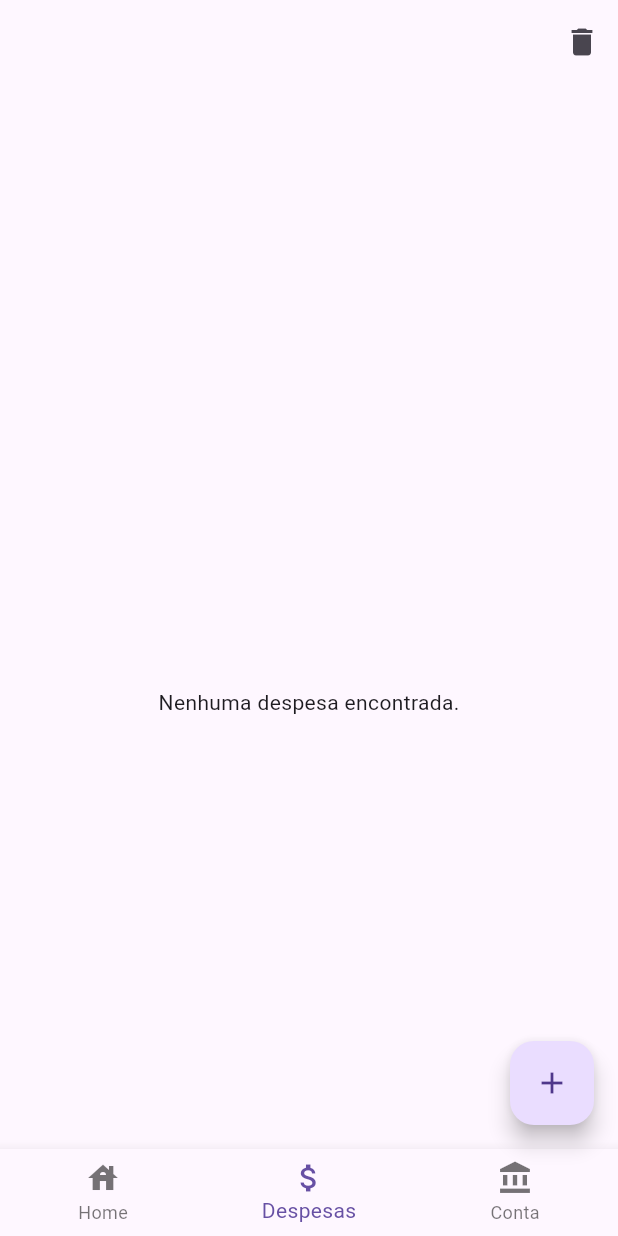
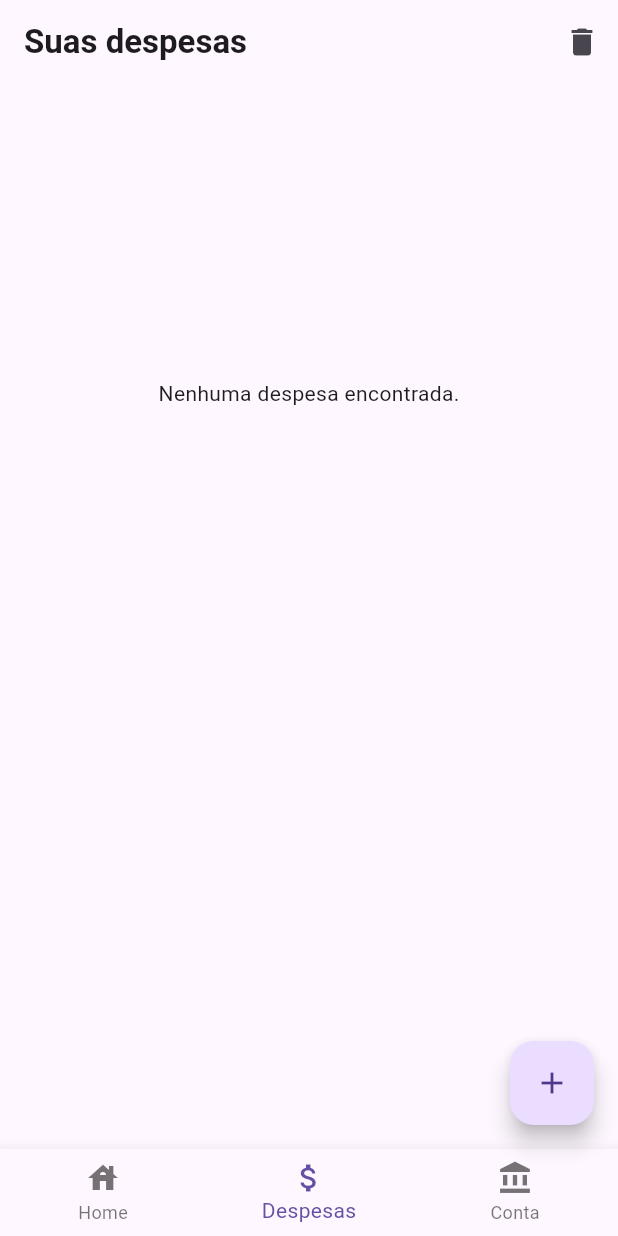
Before and after one commit to Arthutstuts96/MoneySave, a Flutter app: the screen it shows after launch, item 2 of the bottom bar chosen, after a tap on the "delete" icon, on a phone screen of 412 x 824 dp. Run offline on Flutter 3.47's test engine with Material 3 defaults, Android fonts, the phone set to English and light mode, and no system bars; our stand-ins replace shared_preferences.

Commit message:
Adicionando funcionalidades mais importantes e corrigindo erros

```diff
--- a/lib/screens/dashboard.dart
+++ b/lib/screens/dashboard.dart
@@ -16,23 +16,6 @@ class _DashboardState extends State<Dashboard> {
   final ExpenseController _expenseController = ExpenseController();
 
   int _index = 0;
-  List<Expense>? expenses;
-
-  @override
-  void initState() {
-    super.initState();
-    _getAllExpenses();
-  }
-
-  void _getAllExpenses() async {
-    // final SharedPreferences prefs = await SharedPreferences.getInstance();
-    // await prefs.clear();
-    List<Expense> allExpenses = await _expenseController.getAllExpenses();
-
-    setState(() {
-      expenses = allExpenses;
-    });
-  }
 
   final List<BottomNavigationBarItem> items = [
     BottomNavigationBarItem(icon: Icon(Icons.house), label: "Home"),
--- a/lib/screens/expenses_screen.dart
+++ b/lib/screens/expenses_screen.dart
@@ -1,6 +1,9 @@
+import 'dart:ui';
+
 import 'package:flutter/material.dart';
 import 'package:moneysave/controllers/expense_controller.dart';
 import 'package:moneysave/domain/models/expense.dart';
+import 'package:moneysave/screens/components/expense_card.dart';
 
 class ExpensesScreen extends StatefulWidget {
   const ExpensesScreen({super.key});
@@ -25,10 +28,43 @@ class _ExpensesScreenState extends State<ExpensesScreen> {
     });
   }
 
+  Future<void> _deleteExpense(String id) async {
+    await _expenseController.deleteExpense(id);
+    _getAllExpenses();
+  }
+
   @override
   Widget build(BuildContext context) {
+    final ColorScheme colorScheme = Theme.of(context).colorScheme;
+    final Color draggableItemColor = colorScheme.secondary;
+
+    Widget proxyDecorator(
+      Widget child,
+      int index,
+      Animation<double> animation,
+    ) {
+      return AnimatedBuilder(
+        animation: animation,
+        builder: (BuildContext context, Widget? child) {
+          final double animValue = Curves.easeInOut.transform(animation.value);
+          final double elevation = lerpDouble(0, 7, animValue)!;
+          return Material(
+            elevation: elevation,
+            color: draggableItemColor,
+            shadowColor: draggableItemColor,
+            child: child,
+          );
+        },
+        child: child,
+      );
+    }
+
     return Scaffold(
       appBar: AppBar(
+        title: Text(
+          "Suas despesas",
+          style: TextStyle(fontWeight: FontWeight.bold),
+        ),
         actions: [
           IconButton(
             onPressed: () async {
@@ -57,7 +93,7 @@ class _ExpensesScreenState extends State<ExpensesScreen> {
                     return SingleChildScrollView(
                       physics: const AlwaysScrollableScrollPhysics(),
                       child: SizedBox(
-                        height: MediaQuery.of(context).size.height,
+                        height: MediaQuery.of(context).size.height / 2,
                         child: const Center(
                           child: Text('Nenhuma despesa encontrada.'),
                         ),
@@ -65,23 +101,33 @@ class _ExpensesScreenState extends State<ExpensesScreen> {
                     );
                   }
 
-                  return ListView.builder(
+                  return ReorderableListView.builder(
+                    proxyDecorator: proxyDecorator,
+                    onReorder: (oldIndex, newIndex) {
+                      setState(() {
+                        if (oldIndex < newIndex) {
+                          newIndex -= 1;
+                        }
+                        final Expense item = allExpenses.removeAt(oldIndex);
+                        allExpenses.insert(newIndex, item);
+                      });
+                    },
                     itemCount: allExpenses.length,
                     physics: const BouncingScrollPhysics(
                       parent: AlwaysScrollableScrollPhysics(),
                     ),
                     itemBuilder: (context, index) {
-                      return Padding(
-                        padding: const EdgeInsets.symmetric(
-                          horizontal: 32,
-                          vertical: 16,
-                        ),
-                        child: Text(allExpenses[index].id),
+                      return ExpenseCard(
+                        key: Key(allExpenses[index].id),
+                        onDelete: _deleteExpense,
+                        expense: allExpenses[index],
                       );
                     },
                   );
                 }
-                return const Center(child: Text("Não tem bosta nenhuma"));
+                return const Center(
+                  child: Text("Não tem bosta nenhuma, provavelmente deu erro."),
+                );
             }
           },
         ),
--- a/lib/screens/home_screen.dart
+++ b/lib/screens/home_screen.dart
@@ -1,10 +1,85 @@
 import 'package:flutter/material.dart';
+import 'package:moneysave/controllers/expense_controller.dart';
+import 'package:moneysave/domain/models/expense.dart';
 
-class HomeScreen extends StatelessWidget {
+class HomeScreen extends StatefulWidget {
   const HomeScreen({super.key});
 
   @override
+  State<HomeScreen> createState() => _HomeScreenState();
+}
+
+class _HomeScreenState extends State<HomeScreen> {
+  final ExpenseController _expenseController = ExpenseController();
+  late Future<List<Expense>?> _expenses;
+
+  @override
+  void initState() {
+    super.initState();
+    _expenses = _expenseController.getAllExpenses();
+  }
+
+  Future<void> _getAllExpenses() async {
+    setState(() {
+      _expenses = _expenseController.getAllExpenses();
+      ;
+    });
+  }
+
+  @override
   Widget build(BuildContext context) {
-    return const Center(child: Text("Home"));
+    return Scaffold(
+      appBar: AppBar(
+        title: Text(
+          "Bem vindo de volta!",
+          style: TextStyle(fontWeight: FontWeight.bold),
+        ),
+        actions: [
+          IconButton(onPressed: _getAllExpenses, icon: Icon(Icons.refresh)),
+        ],
+      ),
+      body: Column(
+        spacing: 12,
+        children: [
+          FutureBuilder(
+            future: _expenses,
+            builder: (context, snapshot) {
+              switch (snapshot.connectionState) {
+                case ConnectionState.none:
+                case ConnectionState.waiting:
+                case ConnectionState.active:
+                  return const Center(child: CircularProgressIndicator());
+                case ConnectionState.done:
+                  if (snapshot.hasData) {
+                    final List<Expense> allExpenses = snapshot.data!;
+
+                    if (allExpenses.isEmpty) {
+                      return Text("R\$ 0,00");
+                    }
+
+                    return Center(
+                      child: Text(
+                        "R\$ ${allExpenses.fold(.0, (previousValue, element) {
+                          return previousValue + element.value;
+                        })}",
+                        style: TextStyle(
+                          fontSize: 28,
+                          fontWeight: FontWeight.bold,
+                        ),
+                      ),
+                    );
+                  }
+                  return const Center(
+                    child: Text(
+                      "Não tem bosta nenhuma, provavelmente deu erro.",
+                    ),
+                  );
+              }
+            },
+          ),
+          Text("Continua..."),
+        ],
+      ),
+    );
   }
 }
```
Also changed, not shown: lib/screens/components/expense_card.dart (added, +54 -0 lines), lib/screens/components/new_expense.dart (+16 -4 lines).
